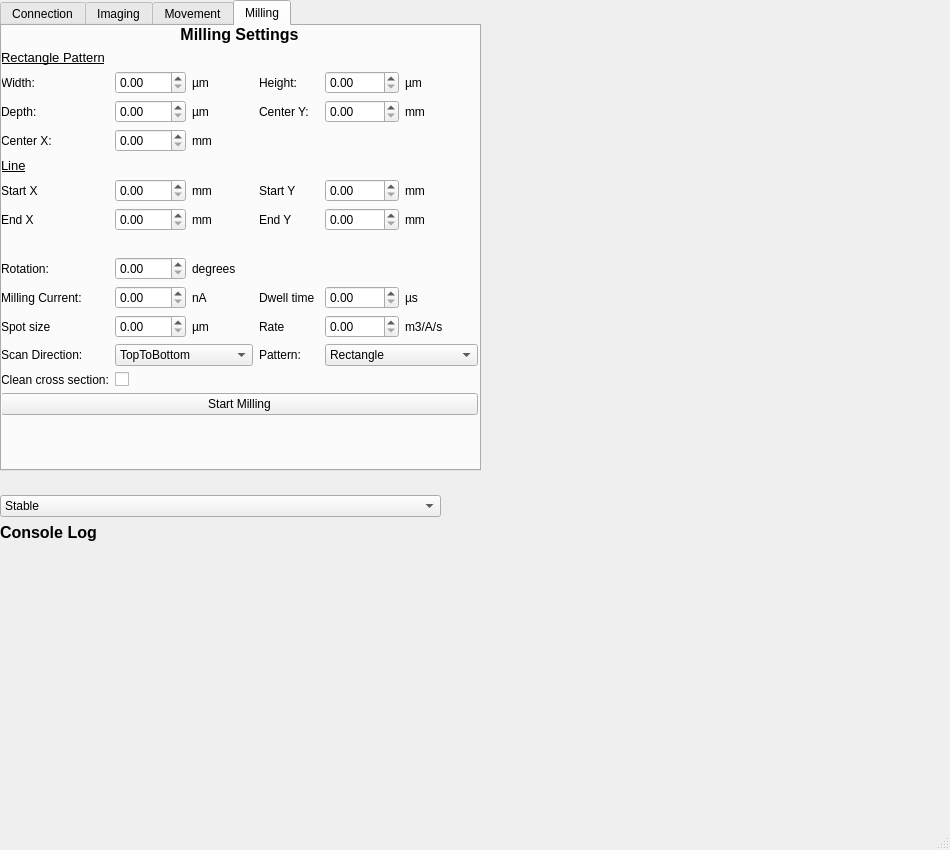
DeMarcoLab/fibsem, file fibsem/ui/qtdesigner_files/connect.ui: the form before one commit.
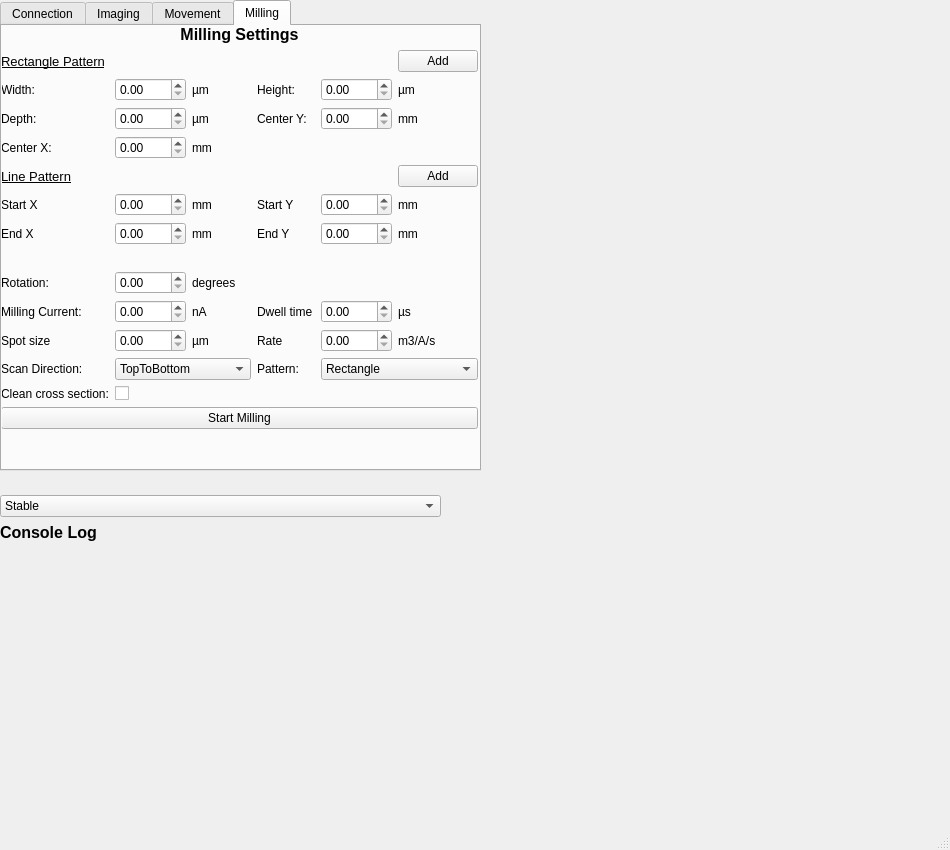
The form after the commit.

The edit to the form file:
```diff
--- a/fibsem/ui/qtdesigner_files/connect.ui
+++ b/fibsem/ui/qtdesigner_files/connect.ui
@@ -776,194 +776,38 @@
       <layout class="QVBoxLayout" name="verticalLayout_3">
        <item>
         <layout class="QGridLayout" name="gridLayout_3">
-         <item row="8" column="2">
-          <widget class="QLabel" name="label_68">
+         <item row="8" column="0">
+          <widget class="QLabel" name="label_63">
            <property name="text">
-            <string>mm</string>
+            <string>Start X</string>
            </property>
           </widget>
          </item>
-         <item row="2" column="0" colspan="6">
-          <widget class="QLabel" name="label_61">
-           <property name="font">
-            <font>
-             <pointsize>10</pointsize>
-             <underline>true</underline>
-            </font>
-           </property>
-           <property name="text">
-            <string>Rectangle Pattern</string>
-           </property>
-          </widget>
-         </item>
-         <item row="5" column="2">
-          <widget class="QLabel" name="label_48">
-           <property name="text">
-            <string>mm</string>
-           </property>
-          </widget>
-         </item>
-         <item row="10" column="2">
-          <widget class="QLabel" name="label_51">
-           <property name="text">
-            <string>degrees</string>
-           </property>
-          </widget>
-         </item>
-         <item row="8" column="3">
-          <widget class="QLabel" name="label_69">
-           <property name="text">
-            <string>End Y</string>
-           </property>
-          </widget>
-         </item>
-         <item row="4" column="3">
-          <widget class="QLabel" name="label_6">
-           <property name="text">
-            <string>Center Y:</string>
-           </property>
-          </widget>
-         </item>
-         <item row="13" column="1">
-          <widget class="QDoubleSpinBox" name="spot_size_um"/>
-         </item>
-         <item row="16" column="1" colspan="2">
-          <widget class="QCheckBox" name="checkBox_cross_section">
-           <property name="text">
-            <string/>
-           </property>
-          </widget>
-         </item>
-         <item row="15" column="1" colspan="2">
-          <widget class="QComboBox" name="scan_direction">
-           <item>
-            <property name="text">
-             <string>TopToBottom</string>
-            </property>
-           </item>
-           <item>
-            <property name="text">
-             <string>BottomToTop</string>
-            </property>
-           </item>
-           <item>
-            <property name="text">
-             <string>ZigZag</string>
-            </property>
-           </item>
-          </widget>
-         </item>
-         <item row="4" column="2">
-          <widget class="QLabel" name="label_47">
-           <property name="text">
-            <string>µm</string>
-           </property>
-          </widget>
-         </item>
-         <item row="13" column="5">
+         <item row="14" column="5">
           <widget class="QLabel" name="label_60">
            <property name="text">
             <string>m3/A/s</string>
            </property>
           </widget>
          </item>
-         <item row="16" column="0">
-          <widget class="QLabel" name="label_53">
-           <property name="text">
-            <string>Clean cross section:</string>
-           </property>
-          </widget>
-         </item>
-         <item row="11" column="0">
-          <widget class="QLabel" name="label_44">
-           <property name="text">
-            <string>Milling Current:</string>
-           </property>
-          </widget>
-         </item>
-         <item row="7" column="5">
-          <widget class="QLabel" name="label_66">
-           <property name="text">
-            <string>mm</string>
-           </property>
-          </widget>
-         </item>
-         <item row="4" column="0">
-          <widget class="QLabel" name="label_9">
-           <property name="text">
-            <string>Depth:</string>
-           </property>
-          </widget>
-         </item>
-         <item row="13" column="3">
-          <widget class="QLabel" name="label_56">
-           <property name="text">
-            <string>Rate</string>
-           </property>
-          </widget>
-         </item>
-         <item row="4" column="4">
-          <widget class="QDoubleSpinBox" name="center_y_milling"/>
-         </item>
-         <item row="3" column="1">
-          <widget class="QDoubleSpinBox" name="width_milling">
-           <property name="maximum">
-            <double>1000.000000000000000</double>
-           </property>
-          </widget>
-         </item>
-         <item row="5" column="0">
-          <widget class="QLabel" name="label_4">
-           <property name="text">
-            <string>Center X:</string>
-           </property>
-          </widget>
-         </item>
-         <item row="3" column="0">
-          <widget class="QLabel" name="label_7">
-           <property name="text">
-            <string>Width:</string>
-           </property>
-          </widget>
-         </item>
-         <item row="13" column="4">
-          <widget class="QDoubleSpinBox" name="rate_milling"/>
-         </item>
-         <item row="3" column="3">
-          <widget class="QLabel" name="label_8">
-           <property name="text">
-            <string>Height:</string>
-           </property>
-          </widget>
-         </item>
-         <item row="13" column="0">
-          <widget class="QLabel" name="label_55">
-           <property name="text">
-            <string>Spot size</string>
-           </property>
-          </widget>
-         </item>
-         <item row="7" column="1">
-          <widget class="QDoubleSpinBox" name="milling_start_x"/>
-         </item>
-         <item row="8" column="1">
+         <item row="9" column="1">
           <widget class="QDoubleSpinBox" name="milling_end_x"/>
          </item>
-         <item row="8" column="0">
-          <widget class="QLabel" name="label_67">
+         <item row="8" column="5">
+          <widget class="QLabel" name="label_66">
            <property name="text">
-            <string>End X</string>
+            <string>mm</string>
            </property>
           </widget>
          </item>
-         <item row="3" column="2">
-          <widget class="QLabel" name="label_46">
+         <item row="16" column="3">
+          <widget class="QLabel" name="label_54">
            <property name="text">
-            <string>µm</string>
+            <string>Pattern:</string>
            </property>
           </widget>
          </item>
-         <item row="6" column="0" colspan="6">
+         <item row="7" column="0" colspan="5">
           <widget class="QLabel" name="label_62">
            <property name="font">
             <font>
@@ -972,42 +816,14 @@
             </font>
            </property>
            <property name="text">
-            <string>Line</string>
+            <string>Line Pattern</string>
            </property>
           </widget>
          </item>
-         <item row="3" column="4">
-          <widget class="QDoubleSpinBox" name="height_milling">
-           <property name="maximum">
-            <double>1000.000000000000000</double>
-           </property>
-          </widget>
+         <item row="5" column="4">
+          <widget class="QDoubleSpinBox" name="center_y_milling"/>
          </item>
-         <item row="11" column="5">
-          <widget class="QLabel" name="label_59">
-           <property name="text">
-            <string>µs</string>
-           </property>
-          </widget>
-         </item>
-         <item row="7" column="3">
-          <widget class="QLabel" name="label_65">
-           <property name="text">
-            <string>Start Y</string>
-           </property>
-          </widget>
-         </item>
-         <item row="7" column="0">
-          <widget class="QLabel" name="label_63">
-           <property name="text">
-            <string>Start X</string>
-           </property>
-          </widget>
-         </item>
-         <item row="7" column="4">
-          <widget class="QDoubleSpinBox" name="milling_start_y"/>
-         </item>
-         <item row="9" column="0" colspan="6">
+         <item row="10" column="0" colspan="6">
           <spacer name="horizontalSpacer_6">
            <property name="orientation">
             <enum>Qt::Horizontal</enum>
@@ -1020,76 +836,117 @@
            </property>
           </spacer>
          </item>
-         <item row="4" column="5">
-          <widget class="QLabel" name="label_52">
+         <item row="17" column="0">
+          <widget class="QLabel" name="label_53">
            <property name="text">
-            <string>mm</string>
+            <string>Clean cross section:</string>
            </property>
           </widget>
          </item>
-         <item row="15" column="4" colspan="2">
-          <widget class="QComboBox" name="milling_pattern">
-           <item>
-            <property name="text">
-             <string>Rectangle</string>
-            </property>
-           </item>
-           <item>
-            <property name="text">
-             <string>Also Rectangle</string>
-            </property>
-           </item>
-           <item>
-            <property name="text">
-             <string>Another Rectangle</string>
-            </property>
-           </item>
-           <item>
-            <property name="text">
-             <string>One Rectangle Please</string>
-            </property>
-           </item>
-          </widget>
-         </item>
-         <item row="4" column="1">
-          <widget class="QDoubleSpinBox" name="depth_milling">
-           <property name="maximum">
-            <double>1000.000000000000000</double>
+         <item row="9" column="0">
+          <widget class="QLabel" name="label_67">
+           <property name="text">
+            <string>End X</string>
            </property>
           </widget>
          </item>
          <item row="11" column="2">
-          <widget class="QLabel" name="label_49">
+          <widget class="QLabel" name="label_51">
            <property name="text">
-            <string>nA</string>
+            <string>degrees</string>
            </property>
           </widget>
          </item>
-         <item row="3" column="5">
-          <widget class="QLabel" name="label_50">
+         <item row="16" column="0">
+          <widget class="QLabel" name="label_45">
+           <property name="text">
+            <string>Scan Direction:</string>
+           </property>
+          </widget>
+         </item>
+         <item row="6" column="2">
+          <widget class="QLabel" name="label_48">
+           <property name="text">
+            <string>mm</string>
+           </property>
+          </widget>
+         </item>
+         <item row="8" column="2">
+          <widget class="QLabel" name="label_64">
+           <property name="text">
+            <string>mm</string>
+           </property>
+          </widget>
+         </item>
+         <item row="14" column="0">
+          <widget class="QLabel" name="label_55">
+           <property name="text">
+            <string>Spot size</string>
+           </property>
+          </widget>
+         </item>
+         <item row="4" column="2">
+          <widget class="QLabel" name="label_46">
            <property name="text">
             <string>µm</string>
            </property>
           </widget>
          </item>
-         <item row="10" column="0">
+         <item row="11" column="0">
           <widget class="QLabel" name="label_43">
            <property name="text">
             <string>Rotation:</string>
            </property>
           </widget>
          </item>
-         <item row="10" column="1">
-          <widget class="QDoubleSpinBox" name="rotation_milling">
+         <item row="17" column="1" colspan="2">
+          <widget class="QCheckBox" name="checkBox_cross_section">
+           <property name="text">
+            <string/>
+           </property>
+          </widget>
+         </item>
+         <item row="5" column="2">
+          <widget class="QLabel" name="label_47">
+           <property name="text">
+            <string>µm</string>
+           </property>
+          </widget>
+         </item>
+         <item row="4" column="1">
+          <widget class="QDoubleSpinBox" name="width_milling">
            <property name="maximum">
-            <double>360.000000000000000</double>
+            <double>1000.000000000000000</double>
            </property>
           </widget>
          </item>
-         <item row="11" column="3">
-          <widget class="QLabel" name="label_57">
+         <item row="14" column="1">
+          <widget class="QDoubleSpinBox" name="spot_size_um"/>
+         </item>
+         <item row="8" column="4">
+          <widget class="QDoubleSpinBox" name="milling_start_y"/>
+         </item>
+         <item row="12" column="1">
+          <widget class="QDoubleSpinBox" name="milling_current"/>
+         </item>
+         <item row="12" column="2">
+          <widget class="QLabel" name="label_49">
            <property name="text">
-            <string>Dwell time</string>
+            <string>nA</string>
+           </property>
+          </widget>
+         </item>
+         <item row="12" column="0">
+          <widget class="QLabel" name="label_44">
+           <property name="text">
+            <string>Milling Current:</string>
+           </property>
+          </widget>
+         </item>
+         <item row="5" column="1">
+          <widget class="QDoubleSpinBox" name="depth_milling">
+           <property name="maximum">
+            <double>1000.000000000000000</double>
            </property>
           </widget>
          </item>
@@ -1110,57 +967,214 @@
            </property>
           </widget>
          </item>
-         <item row="7" column="2">
-          <widget class="QLabel" name="label_64">
+         <item row="12" column="5">
+          <widget class="QLabel" name="label_59">
            <property name="text">
-            <string>mm</string>
+            <string>µs</string>
            </property>
           </widget>
          </item>
-         <item row="15" column="0">
-          <widget class="QLabel" name="label_45">
-           <property name="text">
-            <string>Scan Direction:</string>
-           </property>
-          </widget>
-         </item>
-         <item row="13" column="2">
-          <widget class="QLabel" name="label_58">
-           <property name="text">
-            <string>µm</string>
-           </property>
-          </widget>
-         </item>
-         <item row="5" column="1">
-          <widget class="QDoubleSpinBox" name="center_x_milling">
+         <item row="4" column="4">
+          <widget class="QDoubleSpinBox" name="height_milling">
            <property name="maximum">
             <double>1000.000000000000000</double>
            </property>
           </widget>
          </item>
-         <item row="11" column="1">
-          <widget class="QDoubleSpinBox" name="milling_current"/>
+         <item row="4" column="0">
+          <widget class="QLabel" name="label_7">
+           <property name="text">
+            <string>Width:</string>
+           </property>
+          </widget>
          </item>
-         <item row="11" column="4">
+         <item row="12" column="4">
           <widget class="QDoubleSpinBox" name="dwell_time_us"/>
          </item>
-         <item row="8" column="5">
+         <item row="9" column="3">
+          <widget class="QLabel" name="label_69">
+           <property name="text">
+            <string>End Y</string>
+           </property>
+          </widget>
+         </item>
+         <item row="6" column="0">
+          <widget class="QLabel" name="label_4">
+           <property name="text">
+            <string>Center X:</string>
+           </property>
+          </widget>
+         </item>
+         <item row="5" column="5">
+          <widget class="QLabel" name="label_52">
+           <property name="text">
+            <string>mm</string>
+           </property>
+          </widget>
+         </item>
+         <item row="5" column="0">
+          <widget class="QLabel" name="label_9">
+           <property name="text">
+            <string>Depth:</string>
+           </property>
+          </widget>
+         </item>
+         <item row="9" column="5">
           <widget class="QLabel" name="label_70">
            <property name="text">
             <string>mm</string>
            </property>
           </widget>
          </item>
-         <item row="15" column="3">
-          <widget class="QLabel" name="label_54">
+         <item row="14" column="3">
+          <widget class="QLabel" name="label_56">
            <property name="text">
-            <string>Pattern:</string>
+            <string>Rate</string>
            </property>
           </widget>
          </item>
-         <item row="8" column="4">
+         <item row="9" column="2">
+          <widget class="QLabel" name="label_68">
+           <property name="text">
+            <string>mm</string>
+           </property>
+          </widget>
+         </item>
+         <item row="12" column="3">
+          <widget class="QLabel" name="label_57">
+           <property name="text">
+            <string>Dwell time</string>
+           </property>
+          </widget>
+         </item>
+         <item row="4" column="3">
+          <widget class="QLabel" name="label_8">
+           <property name="text">
+            <string>Height:</string>
+           </property>
+          </widget>
+         </item>
+         <item row="6" column="1">
+          <widget class="QDoubleSpinBox" name="center_x_milling">
+           <property name="maximum">
+            <double>1000.000000000000000</double>
+           </property>
+          </widget>
+         </item>
+         <item row="8" column="3">
+          <widget class="QLabel" name="label_65">
+           <property name="text">
+            <string>Start Y</string>
+           </property>
+          </widget>
+         </item>
+         <item row="2" column="0" colspan="5">
+          <widget class="QLabel" name="label_61">
+           <property name="font">
+            <font>
+             <pointsize>10</pointsize>
+             <underline>true</underline>
+            </font>
+           </property>
+           <property name="text">
+            <string>Rectangle Pattern</string>
+           </property>
+          </widget>
+         </item>
+         <item row="5" column="3">
+          <widget class="QLabel" name="label_6">
+           <property name="text">
+            <string>Center Y:</string>
+           </property>
+          </widget>
+         </item>
+         <item row="14" column="2">
+          <widget class="QLabel" name="label_58">
+           <property name="text">
+            <string>µm</string>
+           </property>
+          </widget>
+         </item>
+         <item row="9" column="4">
           <widget class="QDoubleSpinBox" name="milling_end_y"/>
          </item>
+         <item row="16" column="4" colspan="2">
+          <widget class="QComboBox" name="milling_pattern">
+           <item>
+            <property name="text">
+             <string>Rectangle</string>
+            </property>
+           </item>
+           <item>
+            <property name="text">
+             <string>Also Rectangle</string>
+            </property>
+           </item>
+           <item>
+            <property name="text">
+             <string>Another Rectangle</string>
+            </property>
+           </item>
+           <item>
+            <property name="text">
+             <string>One Rectangle Please</string>
+            </property>
+           </item>
+          </widget>
+         </item>
+         <item row="11" column="1">
+          <widget class="QDoubleSpinBox" name="rotation_milling">
+           <property name="maximum">
+            <double>360.000000000000000</double>
+           </property>
+          </widget>
+         </item>
+         <item row="8" column="1">
+          <widget class="QDoubleSpinBox" name="milling_start_x"/>
+         </item>
+         <item row="4" column="5">
+          <widget class="QLabel" name="label_50">
+           <property name="text">
+            <string>µm</string>
+           </property>
+          </widget>
+         </item>
+         <item row="14" column="4">
+          <widget class="QDoubleSpinBox" name="rate_milling"/>
+         </item>
+         <item row="16" column="1" colspan="2">
+          <widget class="QComboBox" name="scan_direction">
+           <item>
+            <property name="text">
+             <string>TopToBottom</string>
+            </property>
+           </item>
+           <item>
+            <property name="text">
+             <string>BottomToTop</string>
+            </property>
+           </item>
+           <item>
+            <property name="text">
+             <string>ZigZag</string>
+            </property>
+           </item>
+          </widget>
+         </item>
+         <item row="2" column="5">
+          <widget class="QPushButton" name="pushButton_rec">
+           <property name="text">
+            <string>Add</string>
+           </property>
+          </widget>
+         </item>
+         <item row="7" column="5">
+          <widget class="QPushButton" name="pushButton_line">
+           <property name="text">
+            <string>Add</string>
+           </property>
+          </widget>
+         </item>
         </layout>
        </item>
        <item>
```
